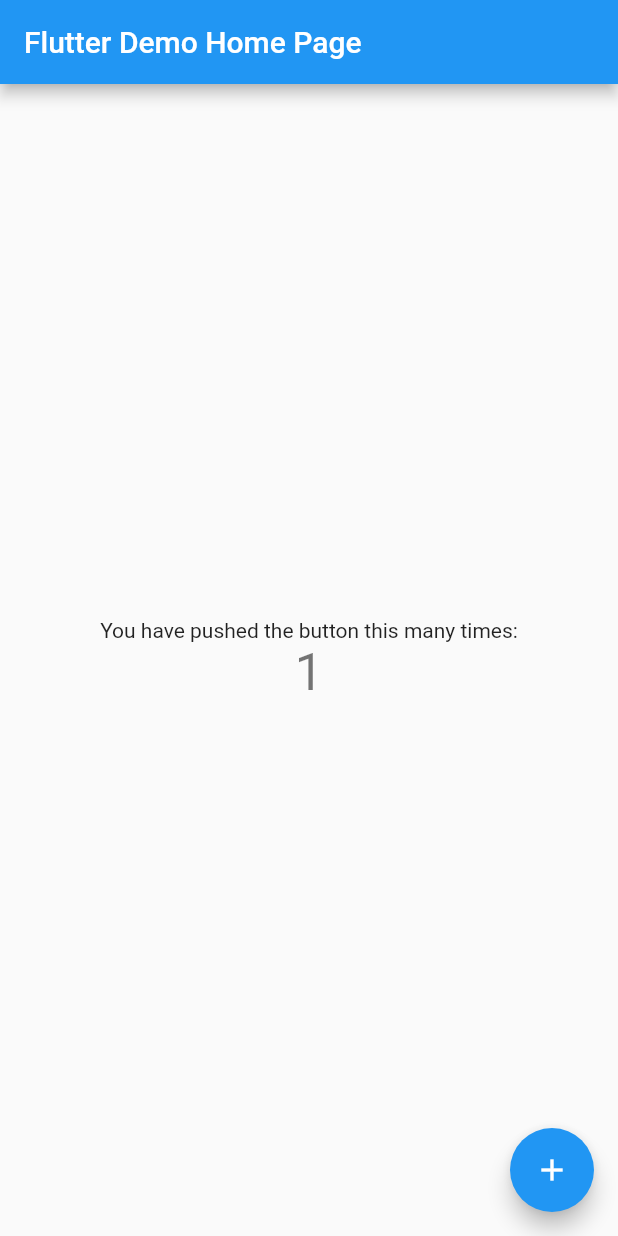
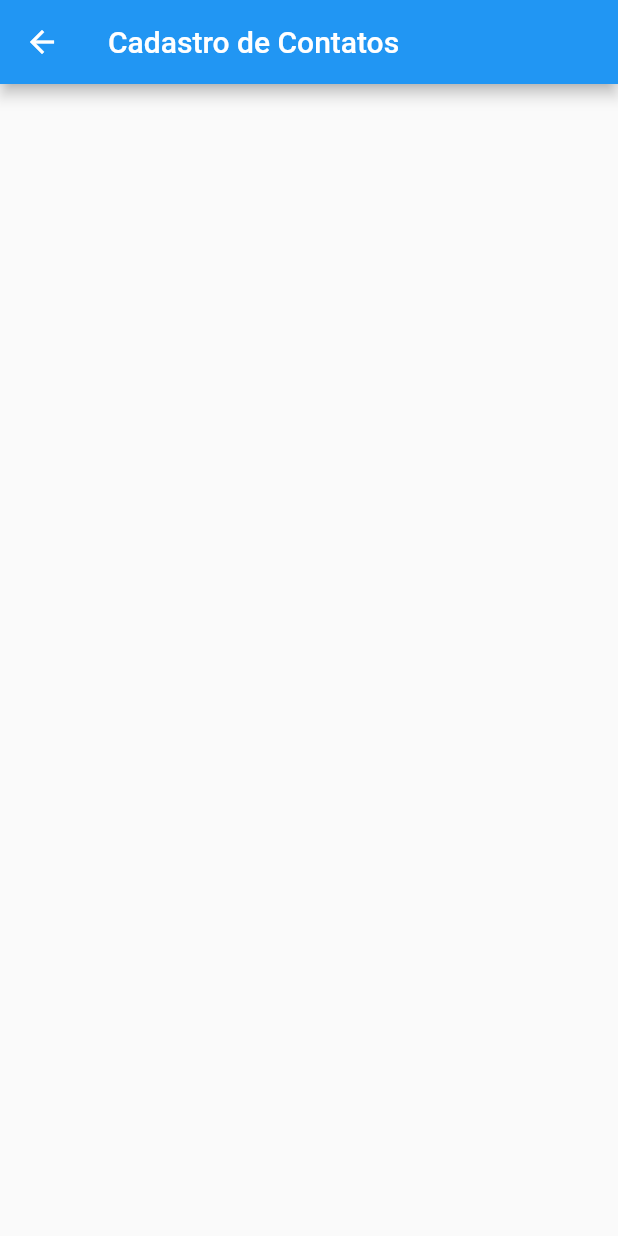
Before and after one commit to LuisEdicle/flutter_sqlite, a Flutter app: the screen it shows after launch, after a tap on the "add" icon, on a phone screen of 412 x 824 dp. Run offline on Flutter 3.47's test engine with Material 2 defaults, Android fonts, the phone set to English and light mode, and no system bars; network calls fail.

Commit message:
Rotas Nomeadas

```diff
--- a/lib/app/my_app.dart
+++ b/lib/app/my_app.dart
@@ -1,19 +1,27 @@
+import 'package:agenda_sqlite/app/views/contact_form.dart';
 import 'package:flutter/material.dart';
 
-import 'views/my_home_page.dart';
+import 'views/contac_list.dart';
 
 class MyApp extends StatelessWidget {
+  static const HOME = '/';
+  static const CONTACT_FORM = 'contact-form';
+
   const MyApp({Key? key}) : super(key: key);
 
   // This widget is the root of your application.
   @override
   Widget build(BuildContext context) {
     return MaterialApp(
+      debugShowCheckedModeBanner: false,
       title: 'Flutter Demo',
       theme: ThemeData(
         primarySwatch: Colors.blue,
       ),
-      home: const MyHomePage(title: 'Flutter Demo Home Page'),
+      routes: {
+        HOME: (context) => ContactList(),
+        CONTACT_FORM: (context) => const ContactForm(),
+      },
     );
   }
 }
--- /dev/null
+++ b/lib/app/views/contac_list.dart
@@ -0,0 +1,77 @@
+import 'package:agenda_sqlite/app/my_app.dart';
+import 'package:flutter/material.dart';
+
+class ContactList extends StatelessWidget {
+  final lista = [
+    {
+      'nome': 'Luís Edicle',
+      'telefone': '99 99123-5033',
+      'avatar':
+          'https://cdn.pixabay.com/photo/2013/07/13/10/07/man-156584_960_720.png'
+    },
+    {
+      'nome': 'Maxwane Barroso',
+      'telefone': '99 99999-0000',
+      'avatar':
+          'https://cdn.pixabay.com/photo/2021/01/17/09/11/woman-5924366_960_720.jpg'
+    },
+    {
+      'nome': 'Camila B. V. Lima',
+      'telefone': '99 98888-9900',
+      'avatar':
+          'https://cdn.pixabay.com/photo/2022/01/14/09/09/woman-6936784_960_720.jpg'
+    },
+    {
+      'nome': 'Evelyn B. V. Lima',
+      'telefone': '99 99899-9977',
+      'avatar':
+          'https://cdn.pixabay.com/photo/2022/01/11/14/29/child-6930731_960_720.png'
+    },
+  ];
+
+  @override
+  Widget build(BuildContext context) {
+    return Scaffold(
+      appBar: AppBar(
+        title: const Text('Lista de Contatos.'),
+        actions: [
+          IconButton(
+            onPressed: () {
+              Navigator.of(context).pushNamed(MyApp.CONTACT_FORM);
+            },
+            icon: const Icon(Icons.add),
+          )
+        ],
+      ),
+      body: ListView.builder(
+        itemCount: lista.length,
+        itemBuilder: (context, i) {
+          // var contato = lista[i];
+          var avatar = const CircleAvatar(
+            backgroundImage: NetworkImage(
+                'https://cdn.pixabay.com/photo/2022/01/11/14/29/child-6930731_960_720.png'),
+          );
+          return ListTile(
+            leading: avatar,
+            title: const Text('Jesus'),
+            trailing: Container(
+              width: 100,
+              child: Row(
+                children: [
+                  IconButton(
+                    onPressed: () {},
+                    icon: const Icon(Icons.edit),
+                  ),
+                  IconButton(
+                    onPressed: () {},
+                    icon: const Icon(Icons.delete),
+                  )
+                ],
+              ),
+            ),
+          );
+        },
+      ),
+    );
+  }
+}
--- /dev/null
+++ b/lib/app/views/contact_form.dart
@@ -0,0 +1,14 @@
+import 'package:flutter/material.dart';
+
+class ContactForm extends StatelessWidget {
+  const ContactForm({Key? key}) : super(key: key);
+
+  @override
+  Widget build(BuildContext context) {
+    return Scaffold(
+      appBar: AppBar(
+        title: const Text('Cadastro de Contatos'),
+      ),
+    );
+  }
+}
--- a/lib/app/views/my_home_page.dart
+++ /dev/null
@@ -1,48 +0,0 @@
-import 'package:flutter/material.dart';
-
-class MyHomePage extends StatefulWidget {
-  const MyHomePage({Key? key, required this.title}) : super(key: key);
-
-  final String title;
-
-  @override
-  State<MyHomePage> createState() => _MyHomePageState();
-}
-
-class _MyHomePageState extends State<MyHomePage> {
-  int _counter = 0;
-
-  void _incrementCounter() {
-    setState(() {
-      _counter++;
-    });
-  }
-
-  @override
-  Widget build(BuildContext context) {
-    return Scaffold(
-      appBar: AppBar(
-        title: Text(widget.title),
-      ),
-      body: Center(
-        child: Column(
-          mainAxisAlignment: MainAxisAlignment.center,
-          children: <Widget>[
-            const Text(
-              'You have pushed the button this many times:',
-            ),
-            Text(
-              '$_counter',
-              style: Theme.of(context).textTheme.headline4,
-            ),
-          ],
-        ),
-      ),
-      floatingActionButton: FloatingActionButton(
-        onPressed: _incrementCounter,
-        tooltip: 'Increment',
-        child: const Icon(Icons.add),
-      ), // This trailing comma makes auto-formatting nicer for build methods.
-    );
-  }
-}
```
